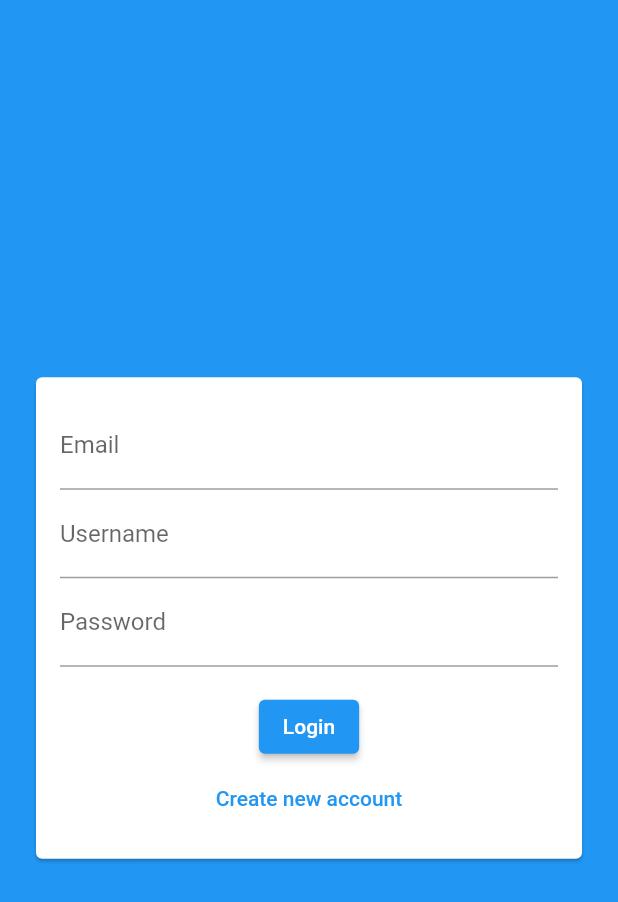
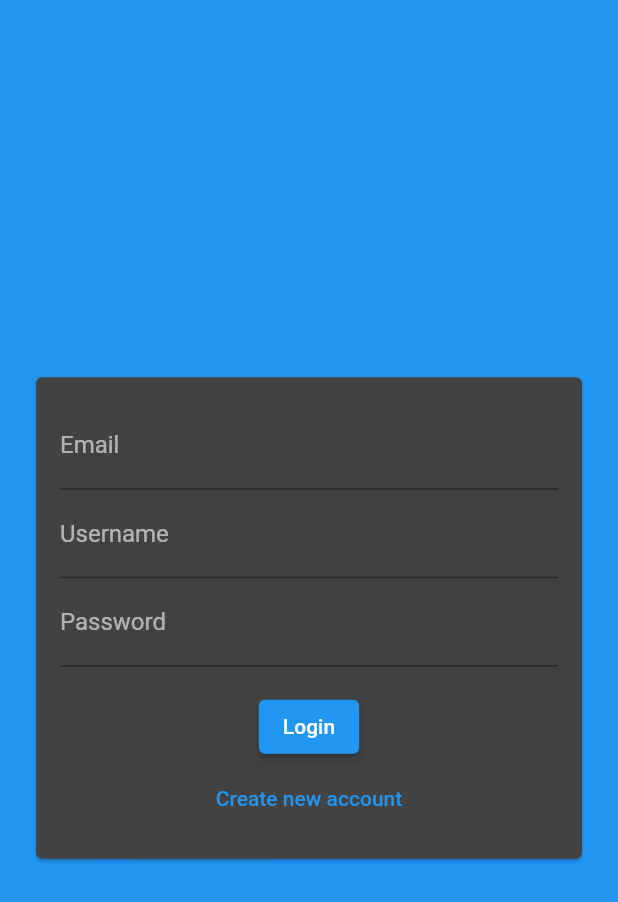
Before and after one commit to readytowork-org/flutter_chat, a Flutter app: the screen it shows after launch, on a phone screen of 412 x 824 dp. Shown: the top 902 px of the screen. Run offline on Flutter 3.47's test engine with Material 2 defaults, Android fonts, the phone set to English and light mode, and no system bars; our stand-ins replace cloud_firestore, firebase_core; accounts and stored records are empty.

```diff
--- a/lib/main.dart
+++ b/lib/main.dart
@@ -4,14 +4,13 @@ import 'package:flutter/material.dart';
 import './screens/chat.dart';
 import './screens/auth.dart';
 
-void main() async{
+void main() async {
   WidgetsFlutterBinding.ensureInitialized();
-     await  Firebase.initializeApp();
+  await Firebase.initializeApp();
   runApp(const MyApp());
 }
 
 class MyApp extends StatelessWidget {
-
   const MyApp({Key? key}) : super(key: key);
 
   // This widget is the root of your application.
@@ -20,7 +19,19 @@ class MyApp extends StatelessWidget {
     return MaterialApp(
       title: 'Flutter Demo',
       theme: ThemeData(
-        primarySwatch: Colors.blue,
+        primarySwatch: Colors.pink,
+        backgroundColor: Colors.pink,
+        colorScheme: ColorScheme.fromSwatch().copyWith(
+          secondary: Colors.deepPurple,
+          brightness: Brightness.dark,
+        ),
+        buttonTheme: ButtonTheme.of(context).copyWith(
+          buttonColor: Colors.pink,
+          textTheme: ButtonTextTheme.primary,
+          shape: RoundedRectangleBorder(
+            borderRadius: BorderRadius.circular(20),
+          ),
+        ),
       ),
       home: const AuthScreen(),
     );
```
